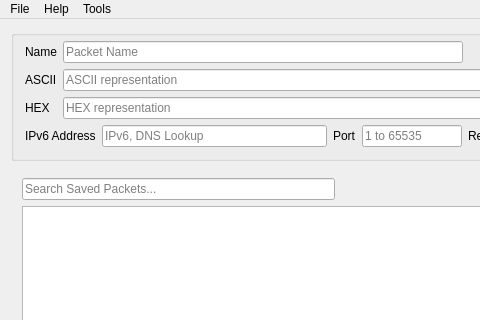
Before: the Qt Designer form src/mainwindow.ui in dannagle/PacketSender, drawn with Qt 5; both pictures show x 0 to 480 and y 0 to 320 of the 909 by 690 pixel window.
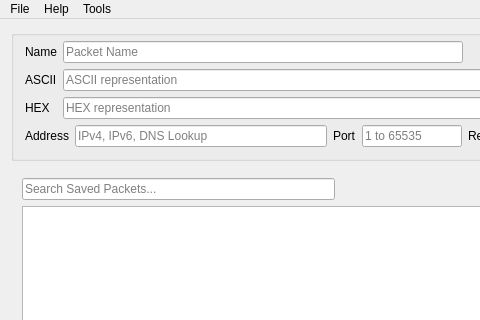
After: the same form once the commit is applied. Icons and pictures are not drawn.

Commit message: ipv6 is now supported again

```diff
--- a/src/mainwindow.ui
+++ b/src/mainwindow.ui
@@ -83,14 +83,14 @@
            <item>
             <widget class="QLabel" name="label">
              <property name="text">
-              <string>IPv6 Address</string>
+              <string>Address</string>
              </property>
             </widget>
            </item>
            <item>
             <widget class="QLineEdit" name="packetIPEdit">
              <property name="placeholderText">
-              <string>IPv6, DNS Lookup</string>
+              <string>IPv4, IPv6, DNS Lookup</string>
              </property>
             </widget>
            </item>
```
Left out of the diff: 2 changed lines with no effect on the pictures. The commit also changes 1 other file.
